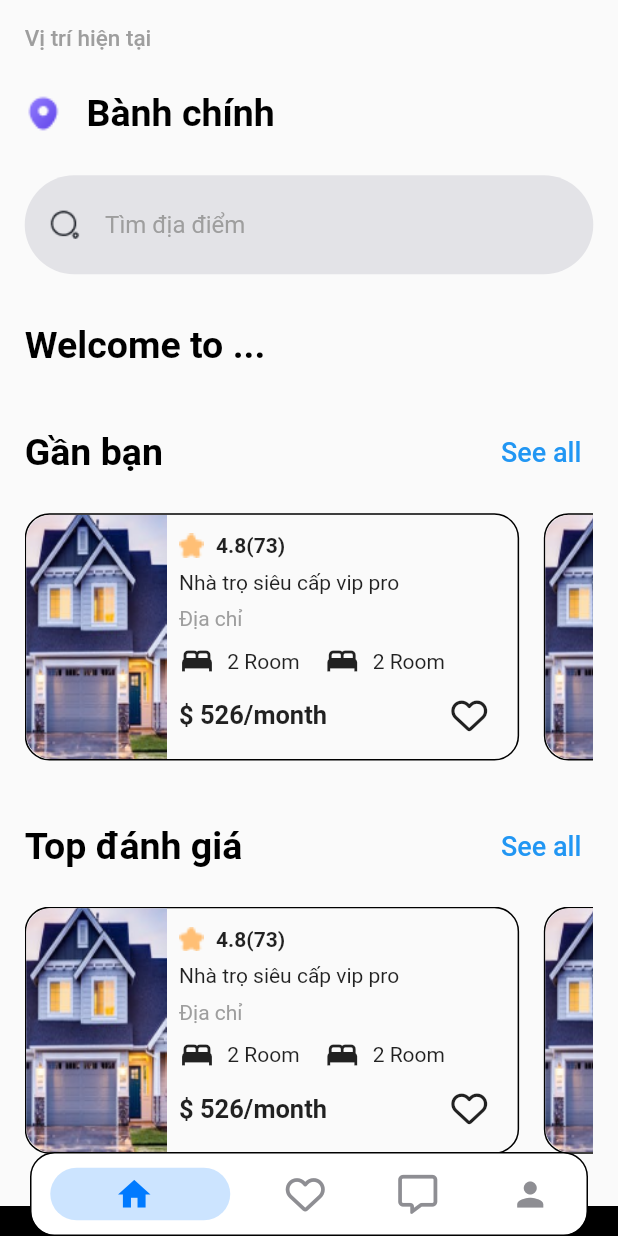
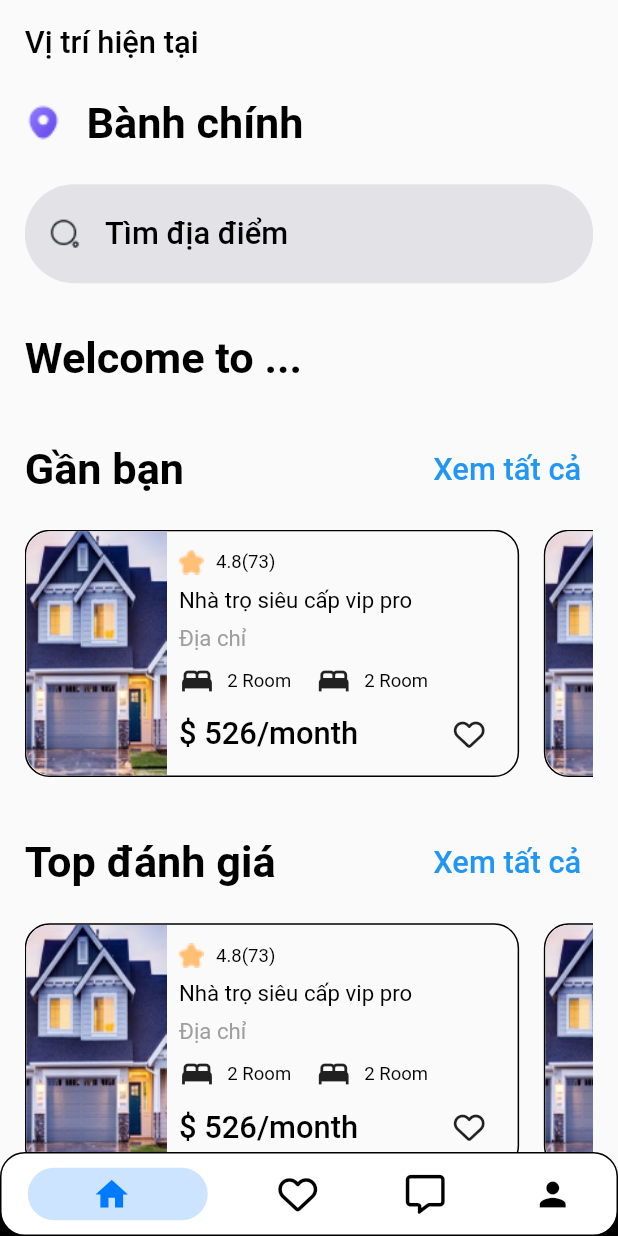
Before and after one commit to havya123/app_xem_tro, a Flutter app: the screen it shows after launch, on a phone screen of 412 x 824 dp. Run offline on Flutter 3.47's test engine with Material 2 defaults, Android fonts, the phone set to English and light mode, and no system bars; drawn by our look-alikes of persistent_bottom_nav_bar; our stand-ins replace font_awesome_flutter, get.

Commit message:
git update home

```diff
--- a/lib/config/size_config.dart
+++ b/lib/config/size_config.dart
@@ -17,3 +17,21 @@ double padding(context, {padding = 0.04}) =>
 
 double borderRadius(context, {border = 0.04}) =>
     MediaQuery.sizeOf(context).width * border;
+
+TextStyle smallTextStyle(context, {size = 0.015, color = Colors.black}) =>
+    TextStyle(
+        fontSize: MediaQuery.sizeOf(context).height * size,
+        color: color,
+        fontWeight: FontWeight.w400);
+
+TextStyle mediumTextStyle(context, {size = 0.025, color = Colors.black}) =>
+    TextStyle(
+        fontSize: MediaQuery.sizeOf(context).height * size,
+        color: color,
+        fontWeight: FontWeight.w500);
+
+TextStyle largeTextStyle(context, {size = 0.035, color = Colors.black}) =>
+    TextStyle(
+        fontSize: MediaQuery.sizeOf(context).height * size,
+        color: color,
+        fontWeight: FontWeight.bold);
--- a/lib/config/widget/item.dart
+++ b/lib/config/widget/item.dart
@@ -55,17 +55,21 @@ class Item extends StatelessWidget {
                               ),
                             ),
                             spaceWidth(context, width: 0.02),
-                            const Text(
+                            Text(
                               "4.8(73)",
-                              style: TextStyle(fontWeight: FontWeight.bold),
+                              style: smallTextStyle(context),
                             ),
                           ],
                         ),
-                        const Text("Nhà trọ siêu cấp vip pro"),
+                        Text(
+                          "Nhà trọ siêu cấp vip pro",
+                          style: smallTextStyle(context, size: 0.018),
+                        ),
                         spaceHeight(context, height: 0.01),
-                        const Text(
+                        Text(
                           "Địa chỉ",
-                          style: TextStyle(color: Colors.grey),
+                          style: smallTextStyle(context,
+                              color: Colors.grey, size: 0.018),
                         ),
                         spaceHeight(context, height: 0.01),
                         Row(
@@ -74,27 +78,39 @@ class Item extends StatelessWidget {
                               children: [
                                 const Icon(Icons.bed),
                                 spaceWidth(context, width: 0.02),
-                                const Text("2 Room"),
+                                Text(
+                                  "2 Room",
+                                  style: smallTextStyle(context),
+                                ),
                                 spaceWidth(context, width: 0.04),
                                 const Icon(Icons.bed),
                                 spaceWidth(context, width: 0.02),
-                                const Text("2 Room")
+                                Text(
+                                  "2 Room",
+                                  style: smallTextStyle(context),
+                                )
                               ],
                             )
                           ],
                         ),
-                        Row(
+                        Expanded(
+                          child: Row(
                             mainAxisAlignment: MainAxisAlignment.spaceBetween,
                             children: [
-                            const Text(
+                              Text(
                                 "\$ 526/month",
-                              style: TextStyle(
-                                  fontWeight: FontWeight.bold, fontSize: 17),
+                                style: mediumTextStyle(
+                                  context,
+                                ),
                               ),
                               IconButton(
                                   onPressed: () {},
-                                icon: const Icon(FontAwesomeIcons.heart))
+                                  icon: Icon(
+                                    FontAwesomeIcons.heart,
+                                    size: getWidth(context, width: 0.05),
+                                  ))
                             ],
+                          ),
                         )
                       ],
                     ),
--- a/lib/screen/home_screen/home_screen.dart
+++ b/lib/screen/home_screen/home_screen.dart
@@ -16,10 +16,7 @@ class HomeScreen extends StatelessWidget {
               Column(crossAxisAlignment: CrossAxisAlignment.start, children: [
             Text(
               "Vị trí hiện tại",
-              style: TextStyle(
-                  color: Colors.grey.shade500,
-                  fontSize: 15,
-                  fontWeight: FontWeight.w500),
+              style: mediumTextStyle(context),
             ),
             spaceHeight(context, height: 0.02),
             Row(
@@ -33,13 +30,7 @@ class HomeScreen extends StatelessWidget {
                   ),
                 ),
                 spaceWidth(context),
-                const Text(
-                  "Bành chính",
-                  style: TextStyle(
-                      fontWeight: FontWeight.bold,
-                      fontSize: 25,
-                      color: Colors.black),
-                )
+                Text("Bành chính", style: largeTextStyle(context))
               ],
             ),
             spaceHeight(context, height: 0.02),
@@ -65,37 +56,25 @@ class HomeScreen extends StatelessWidget {
                         ),
                       ),
                       spaceWidth(context, width: 0.04),
-                      const Text(
+                      Text(
                         "Tìm địa điểm",
-                        style: TextStyle(color: Colors.grey, fontSize: 16),
+                        style: mediumTextStyle(context),
                       )
                     ]),
               ),
             ),
             spaceHeight(context),
-            const Text(
-              "Welcome to ...",
-              style: TextStyle(
-                  color: Colors.black,
-                  fontSize: 25,
-                  fontWeight: FontWeight.bold),
-            ),
+            Text("Welcome to ...", style: largeTextStyle(context)),
             spaceHeight(context),
             Row(
               mainAxisAlignment: MainAxisAlignment.spaceBetween,
               children: [
-                const Text(
-                  "Gần bạn",
-                  style: TextStyle(
-                      color: Colors.black,
-                      fontWeight: FontWeight.bold,
-                      fontSize: 25),
-                ),
+                Text("Gần bạn", style: largeTextStyle(context)),
                 TextButton(
                     onPressed: () {},
-                    child: const Text(
-                      "See all",
-                      style: TextStyle(color: Colors.blue, fontSize: 18),
+                    child: Text(
+                      "Xem tất cả",
+                      style: mediumTextStyle(context, color: Colors.blue),
                     ))
               ],
             ),
@@ -116,18 +95,15 @@ class HomeScreen extends StatelessWidget {
             Row(
               mainAxisAlignment: MainAxisAlignment.spaceBetween,
               children: [
-                const Text(
+                Text(
                   "Top đánh giá ",
-                  style: TextStyle(
-                      color: Colors.black,
-                      fontWeight: FontWeight.bold,
-                      fontSize: 25),
+                  style: largeTextStyle(context),
                 ),
                 TextButton(
                     onPressed: () {},
-                    child: const Text(
-                      "See all",
-                      style: TextStyle(color: Colors.blue, fontSize: 18),
+                    child: Text(
+                      "Xem tất cả",
+                      style: mediumTextStyle(context, color: Colors.blue),
                     ))
               ],
             ),
--- a/lib/screen/navigation_screen.dart/navigation_screen.dart
+++ b/lib/screen/navigation_screen.dart/navigation_screen.dart
@@ -21,17 +21,17 @@ class NavigationScreen extends StatelessWidget {
 
     List<PersistentBottomNavBarItem> barItem = [
       PersistentBottomNavBarItem(
-        icon: const Icon(Icons.home),
-      ),
+          icon: const Icon(Icons.home), inactiveColorPrimary: Colors.black),
       PersistentBottomNavBarItem(
-        icon: const Icon(FontAwesomeIcons.heart),
-      ),
+          icon: const Icon(
+            FontAwesomeIcons.heart,
+          ),
+          inactiveColorPrimary: Colors.black),
       PersistentBottomNavBarItem(
-        icon: const Icon(FontAwesomeIcons.message),
-      ),
+          icon: const Icon(FontAwesomeIcons.message),
+          inactiveColorPrimary: Colors.black),
       PersistentBottomNavBarItem(
-        icon: const Icon(Icons.person),
-      ),
+          icon: const Icon(Icons.person), inactiveColorPrimary: Colors.black),
     ];
 
     return PersistentTabView(
@@ -44,9 +44,6 @@ class NavigationScreen extends StatelessWidget {
           borderRadius(context),
         ),
       ),
-      bottomScreenMargin: 20,
-      resizeToAvoidBottomInset: true,
-      margin: const EdgeInsets.symmetric(horizontal: 20),
     );
   }
 }
```
Lines whose indentation alone changed are shown as unchanged.
